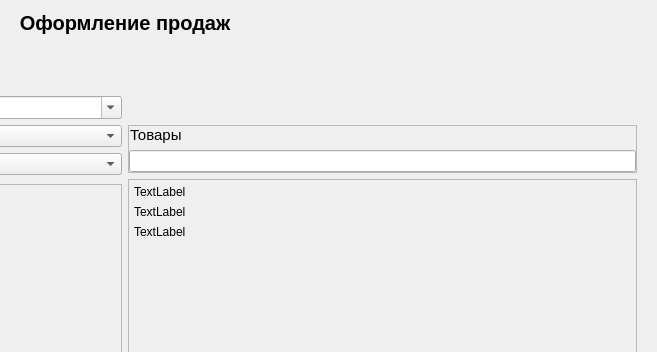
Before: the Qt Designer form prjstore/ui/pyside/sale_registration.ui in igol84/myproject, drawn with Qt 5; both pictures show x 407 to 1064 and y 0 to 352 of the 1064 by 796 pixel window.
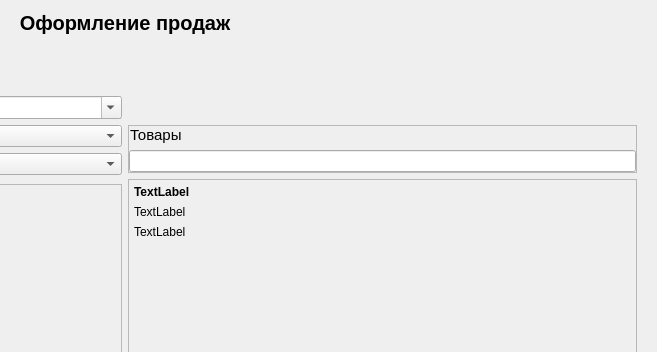
After: the same form once the commit is applied.

Diff of the .ui file:
```diff
--- a/prjstore/ui/pyside/sale_registration.ui
+++ b/prjstore/ui/pyside/sale_registration.ui
@@ -255,6 +255,12 @@
                </property>
                <item>
                 <widget class="QLabel" name="label_6">
+                 <property name="font">
+                  <font>
+                   <weight>75</weight>
+                   <bold>true</bold>
+                  </font>
+                 </property>
                  <property name="text">
                   <string>TextLabel</string>
                  </property>
```
Left out of the diff: 12 changed lines with no effect on the pictures.
